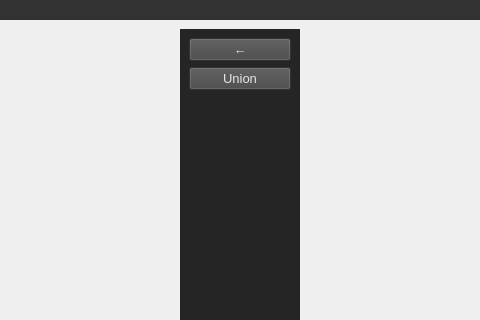
Qt form src/ui/MainWindow.ui (chen6556/DSV) before a commit; both pictures show x 259 to 739 and y 0 to 320 of the 1008 by 700 pixel window.
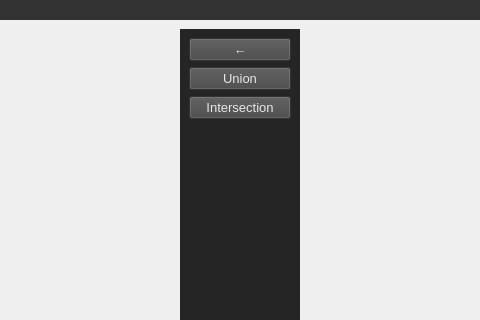
The same form after that commit. The open tabs and pages were chosen to show the change.

Commit message: 增加Geo::polygon_intersection().

Patch:
```diff
--- a/src/ui/MainWindow.ui
+++ b/src/ui/MainWindow.ui
@@ -1529,6 +1529,36 @@
           </property>
          </widget>
         </item>
+        <item>
+         <widget class="QPushButton" name="intersection_btn">
+          <property name="font">
+           <font>
+            <pointsize>10</pointsize>
+           </font>
+          </property>
+          <property name="focusPolicy">
+           <enum>Qt::NoFocus</enum>
+          </property>
+          <property name="styleSheet">
+           <string notr="true">QPushButton
+{
+	color:rgb(230, 230, 230);
+	background-color:rgb(70, 70, 71);
+}
+QPushButton:hover
+{
+	background-color:rgb(0, 85, 127);
+}
+QPushButton:pressed
+{
+	background-color:rgb(0, 85, 127);
+}</string>
+          </property>
+          <property name="text">
+           <string>Intersection</string>
+          </property>
+         </widget>
+        </item>
         <item>
          <spacer name="verticalSpacer_3">
           <property name="orientation">
```
Left out of the diff: 17 changed lines with no effect on the pictures. The commit also changes 6 other files.
